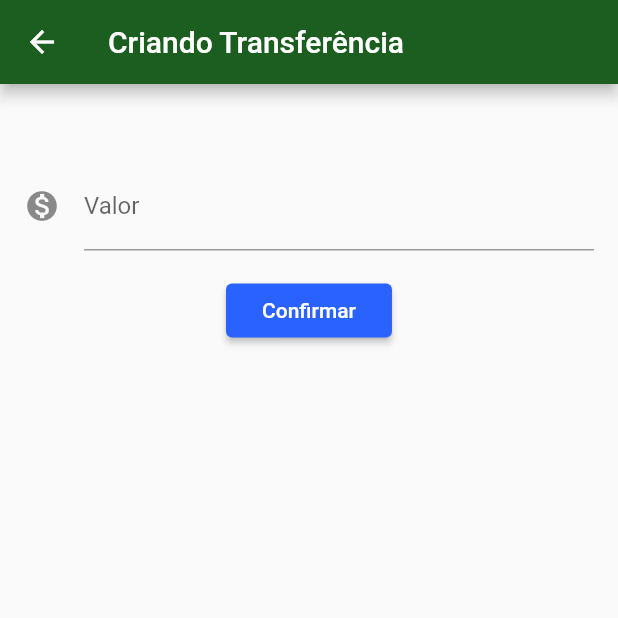
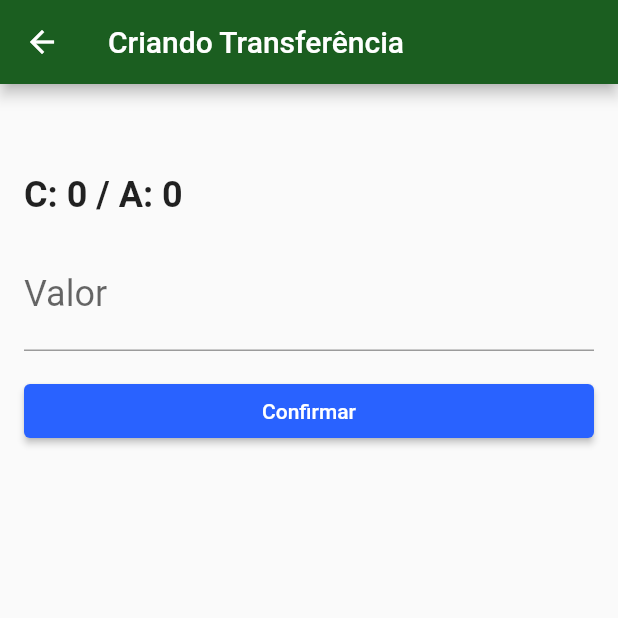
Before and after one commit to eliaslazcano/bytebank, a Flutter app: the FormularioTransferencia screen opened directly with empty values, on a phone screen of 412 x 824 dp, the top half of it. Run offline on Flutter 3.47's test engine with Material 2 defaults, Android fonts, the phone set to English and light mode, and no system bars; our stand-ins replace sqflite; missing offline and left inert: http_interceptor; accounts and stored records are empty.

Commit message:
Refatoração
O visual de alguns Widgets foi ajustado.

```diff
--- a/lib/components/editor.dart
+++ b/lib/components/editor.dart
@@ -6,23 +6,21 @@ class Editor extends StatelessWidget {
   final String dica;
   final IconData icone;
   final TextInputType keyboard;
+  final double fontSize;
 
-  Editor({this.controlador, this.rotulo, this.dica, this.icone, this.keyboard}); //Os parametros envolvidos por {} são opcionais
+  Editor({this.controlador, this.rotulo, this.dica, this.icone, this.keyboard, this.fontSize}); //Os parametros envolvidos por {} são opcionais
 
   @override
   Widget build(BuildContext context) {
-    return Padding(
-      padding: EdgeInsets.all(16),
-      child: TextField(
+    return TextField(
       controller: controlador,
-        style: TextStyle(fontSize: 16),
+      style: fontSize != null ? TextStyle(fontSize: fontSize) : TextStyle(fontSize: 16),
       keyboardType: keyboard != null ? keyboard : TextInputType.phone,
       decoration: InputDecoration(
         labelText: rotulo,
         hintText: dica,
         icon: icone != null ? Icon(icone) : null,
       ),
-      ),
     );
   }
 }
--- a/lib/components/item_contato.dart
+++ b/lib/components/item_contato.dart
@@ -12,13 +12,12 @@ class ItemContato extends StatelessWidget {
 
   @override
   Widget build(BuildContext context) {
-    return GestureDetector(
+    return Card(
+      child: ListTile(
         onTap: () async {
           Transferencia transferencia = await Navigator.push(context, MaterialPageRoute(builder: (context) => FormularioTransferencia(contato)));
           if (transferencia != null) Navigator.pop(context);
         },
-      child: Card(
-        child: ListTile(
         title: Text(
           contato.nome,
           style: TextStyle(fontSize: 24),
@@ -28,7 +27,6 @@ class ItemContato extends StatelessWidget {
           style: TextStyle(fontSize: 16),
         ),
       ),
-      ),
     );
   }
 }
--- a/lib/http/webclient.dart
+++ b/lib/http/webclient.dart
@@ -41,7 +41,7 @@ class Webclient {
     final Response response = await client
         .post('$baseUrl/transactions',
             headers: {
-              //O uso de {chave: dado} será auto-convertido para um Map<String>
+              //O uso de {chave: dado} é entendido pelo Dart como um Map<String>
               'Content-type': 'application/json',
               'password': '1000',
             },
--- a/lib/screens/formulario_contato.dart
+++ b/lib/screens/formulario_contato.dart
@@ -27,6 +27,8 @@ class FormularioContato extends StatelessWidget {
         title: Text("Novo contato"),
       ),
       body: SingleChildScrollView(
+        child: Padding(
+          padding: const EdgeInsets.all(8.0),
           child: Column(
             children: <Widget>[
               Editor(
@@ -43,7 +45,7 @@ class FormularioContato extends StatelessWidget {
                 controlador: controllerConta,
               ),
               Padding(
-              padding: const EdgeInsets.all(8.0),
+                padding: const EdgeInsets.only(top: 16),
                 child: SizedBox(
                   width: double.maxFinite, //Aceita numeros double tambem
                   child: RaisedButton(
@@ -55,6 +57,7 @@ class FormularioContato extends StatelessWidget {
             ],
           ),
         ),
+      ),
     );
   }
 }
--- a/lib/screens/formulario_transferencia.dart
+++ b/lib/screens/formulario_transferencia.dart
@@ -27,30 +27,48 @@ class FormularioTransferencia extends StatelessWidget {
         title: Text('Criando Transferência'),
       ),
       body: SingleChildScrollView(
+        child: Padding(
+          padding: const EdgeInsets.all(16.0),
           child: Column(
+            crossAxisAlignment: CrossAxisAlignment.start,
             children: <Widget>[
-            Padding(
-              padding: const EdgeInsets.only(top: 8),
-              child: Text(
+              Text(
                 _contato.nome,
-                textDirection: TextDirection.ltr,
-                textAlign: TextAlign.left,
                 style: TextStyle(
                   fontSize: 24,
                 ),
               ),
+              Padding(
+                padding: const EdgeInsets.only(top: 16),
+                child: Text(
+                  "C: ${_contato.conta} / A: ${_contato.agencia}",
+                  style: TextStyle(
+                    fontSize: 24,
+                    fontWeight: FontWeight.bold
                   ),
-            Editor(
+                ),
+              ),
+              Padding(
+                padding: const EdgeInsets.only(top: 16),
+                child: Editor(
                   controlador: _controllerCampoValor,
                   rotulo: 'Valor',
                   dica: '0.00',
-              icone: Icons.monetization_on,
+                  fontSize: 24,
                 ),
-            RaisedButton(
+              ),
+              Padding(
+                padding: const EdgeInsets.only(top: 16),
+                child: SizedBox(
+                  width: double.maxFinite,
+                  child: RaisedButton(
                     child: Text('Confirmar'),
                     onPressed: () => _criaTransferencia(context),
+                  ),
+                ),
               )
             ],
+          ),
         ),
       ),
     );
```
Lines whose indentation alone changed are shown as unchanged.
